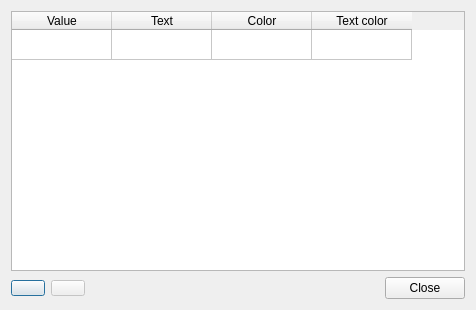
Before: the Qt Designer form src/LorrisAnalyzer/DataWidgets/statusmanager.ui in Tasssadar/Lorris, drawn with Qt 5.
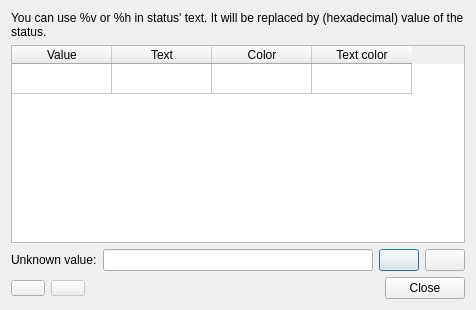
After: the same form once the commit is applied. Icons and pictures are not drawn. Custom widgets are drawn as their Qt base class.

Commit message: [640] Analyzer: add "unknown" state to StatusWidget

Diff of the .ui file:
```diff
--- a/src/LorrisAnalyzer/DataWidgets/statusmanager.ui
+++ b/src/LorrisAnalyzer/DataWidgets/statusmanager.ui
@@ -14,6 +14,16 @@
    <string>Status manager</string>
   </property>
   <layout class="QVBoxLayout" name="verticalLayout">
+   <item>
+    <widget class="QLabel" name="label_2">
+     <property name="text">
+      <string>You can use %v or %h in status' text. It will be replaced by (hexadecimal) value of the status.</string>
+     </property>
+     <property name="wordWrap">
+      <bool>true</bool>
+     </property>
+    </widget>
+   </item>
    <item>
     <widget class="QTableWidget" name="table">
      <property name="sortingEnabled">
@@ -55,6 +65,43 @@
      </column>
     </widget>
    </item>
+   <item>
+    <layout class="QHBoxLayout" name="horizontalLayout_2">
+     <item>
+      <widget class="QLabel" name="label">
+       <property name="toolTip">
+        <string>This value is show if no other coresponding value is found.</string>
+       </property>
+       <property name="text">
+        <string>Unknown value:</string>
+       </property>
+      </widget>
+     </item>
+     <item>
+      <widget class="QLineEdit" name="unkText"/>
+     </item>
+     <item>
+      <widget class="ColorButton" name="unkColor">
+       <property name="toolTip">
+        <string>Color</string>
+       </property>
+       <property name="text">
+        <string/>
+       </property>
+      </widget>
+     </item>
+     <item>
+      <widget class="ColorButton" name="unkTextColor">
+       <property name="toolTip">
+        <string>Text color</string>
+       </property>
+       <property name="text">
+        <string/>
+       </property>
+      </widget>
+     </item>
+    </layout>
+   </item>
    <item>
     <layout class="QHBoxLayout" name="horizontalLayout">
      <item>
@@ -114,6 +161,13 @@
    </item>
   </layout>
  </widget>
+ <customwidgets>
+  <customwidget>
+   <class>ColorButton</class>
+   <extends>QPushButton</extends>
+   <header>../src/ui/colorbutton.h</header>
+  </customwidget>
+ </customwidgets>
  <resources>
   <include location="../../actions.qrc"/>
  </resources>
```
The commit also changes 7 other files.
